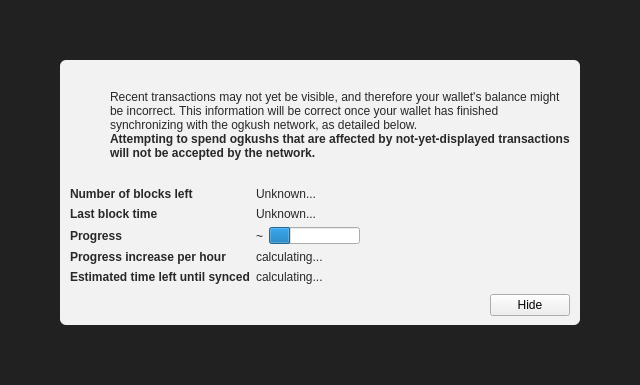
The window that src/qt/forms/modaloverlay.ui (minblock/ogkushcoin) describes before a commit, drawn with Qt 5.
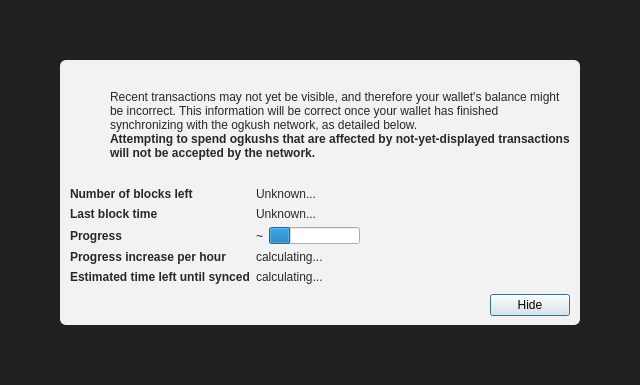
The same window after the commit. Icons and pictures are not drawn. Custom widgets are drawn as their Qt base class.

```diff
--- a/src/qt/forms/modaloverlay.ui
+++ b/src/qt/forms/modaloverlay.ui
@@ -351,6 +351,12 @@
              <property name="text">
               <string>Hide</string>
              </property>
+             <property name="focusPolicy">
+              <enum>Qt::StrongFocus</enum>
+             </property>
+             <property name="default">
+              <bool>true</bool>
+             </property>
             </widget>
            </item>
           </layout>
```
